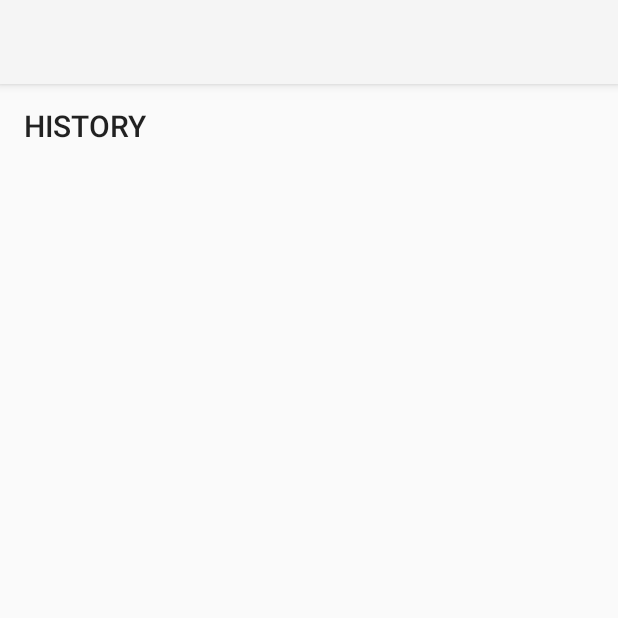
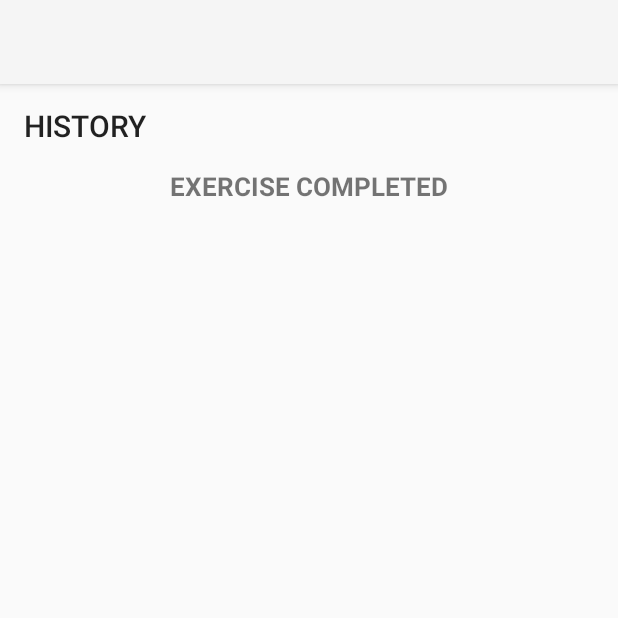
Before and after one commit to Lee-IDLE/a7MinutesWorkout, an Android app: the HistoryActivity screen opened directly, with no data from a screen before it, on a phone screen of 412 x 824 dp, the top half of it. Run offline under Robolectric (Android 15) with nearby library versions, the phone set to English and light mode, and no system bars.

Commit message:
1. activity_history 완성 2. DB의 데이터 여부에 따라 ui부분 visible 처리

```diff
--- a/app/src/main/java/com/example/a7minutesworkout/HistoryActivity.kt
+++ b/app/src/main/java/com/example/a7minutesworkout/HistoryActivity.kt
@@ -3,7 +3,9 @@ package com.example.a7minutesworkout
 import androidx.appcompat.app.AppCompatActivity
 import android.os.Bundle
 import android.util.Log
+import android.view.View
 import androidx.lifecycle.lifecycleScope
+import androidx.recyclerview.widget.LinearLayoutManager
 import com.example.a7minutesworkout.databinding.ActivityBmiBinding
 import com.example.a7minutesworkout.databinding.ActivityHistoryBinding
 import kotlinx.coroutines.flow.collect
@@ -33,11 +35,26 @@ class HistoryActivity : AppCompatActivity() {
     private fun getAllCompletedDates(historyDao: HistoryDao){
         Log.e("Date: ", "getAllCompletedDates run")
         lifecycleScope.launch {
+
+            // 안보이게 셋팅
+            binding.tvHistory.visibility = View.GONE
+            binding.rvHistory.visibility = View.GONE
+            binding.tvNoDataAvailable.visibility = View.VISIBLE
             historyDao.fetchAllDates().collect{ allCompletedDatesList ->
-                for(i in allCompletedDatesList){
-                    Log.e("Date: ", i.date.toString())
+                // 값이 있는 경우에만 여기가 실행되므로 여기서 VISIBLE 처리
+                binding.tvHistory.visibility = View.VISIBLE
+                binding.rvHistory.visibility = View.VISIBLE
+                binding.tvNoDataAvailable.visibility = View.GONE
+
+                binding.rvHistory.layoutManager = LinearLayoutManager(this@HistoryActivity)
+
+                val dates = ArrayList<String>()
+                for(date in allCompletedDatesList){
+                    dates.add(date.date)
                 }
+                binding.rvHistory.adapter = HistoryAdapter(dates)
             }
         }
     }
+
 }
--- a/app/src/main/java/com/example/a7minutesworkout/HistoryAdapter.kt
+++ b/app/src/main/java/com/example/a7minutesworkout/HistoryAdapter.kt
@@ -14,10 +14,12 @@ class HistoryAdapter(private val items: ArrayList<String>): RecyclerView.Adapter
         val tvPosition = binding.tvPosition
     }
 
+    // ViewHolder 생성 (ViewHolder는 layout에 있는 값들을 가져오는 거라고 보면 된다)
     override fun onCreateViewHolder(parent: ViewGroup, viewType: Int): ViewHolder {
         return ViewHolder(ItemHistoryRowBinding.inflate(LayoutInflater.from(parent.context), parent, false))
     }
 
+    // List 크기 반환
     override fun getItemCount(): Int {
         return items.size
     }
--- a/app/src/main/res/layout/activity_history.xml
+++ b/app/src/main/res/layout/activity_history.xml
@@ -13,4 +13,40 @@
         app:layout_constraintTop_toTopOf="parent"
         />
 
+    <TextView
+        android:id="@+id/tvHistory"
+        android:layout_width="match_parent"
+        android:layout_height="wrap_content"
+        app:layout_constraintTop_toBottomOf="@id/toolbarHistory"
+        android:text="EXERCISE COMPLETED"
+        android:textSize="17sp"
+        android:textStyle="bold"
+        android:gravity="center"
+        />
+
+    <androidx.recyclerview.widget.RecyclerView
+        android:id="@+id/rvHistory"
+        android:layout_width="match_parent"
+        android:layout_height="wrap_content"
+        app:layout_constraintTop_toBottomOf="@id/tvHistory"
+        android:layout_marginTop="5dp"
+        android:visibility="gone"
+        tools:visibility="visible"
+        />
+
+    <TextView
+        android:id="@+id/tvNoDataAvailable"
+        android:layout_width="match_parent"
+        android:layout_height="wrap_content"
+        app:layout_constraintTop_toBottomOf="@id/toolbarHistory"
+        app:layout_constraintBottom_toBottomOf="parent"
+        android:text="NO DATA AVAILABLE"
+        android:textSize="18sp"
+        android:textStyle="bold"
+        android:textColor="#212121"
+        android:gravity="center"
+        android:visibility="gone"
+        tools:visibility="visible"
+        />
+
 </androidx.constraintlayout.widget.ConstraintLayout>
```
